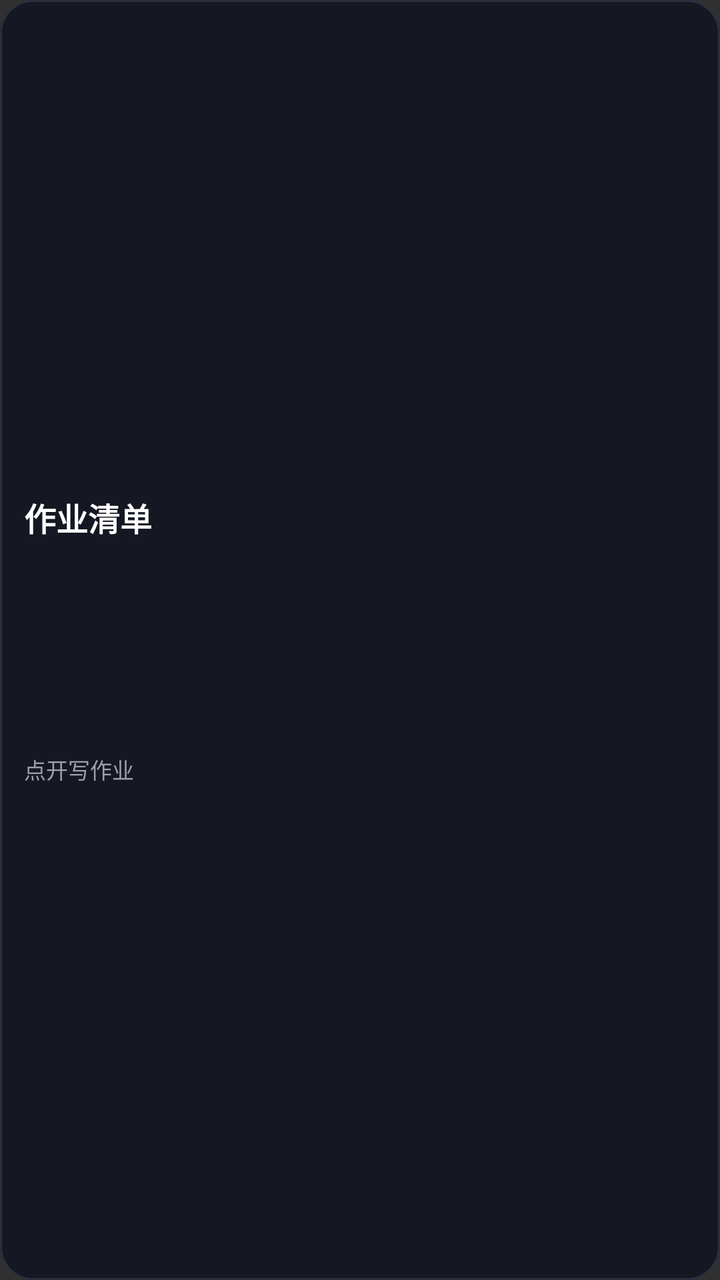
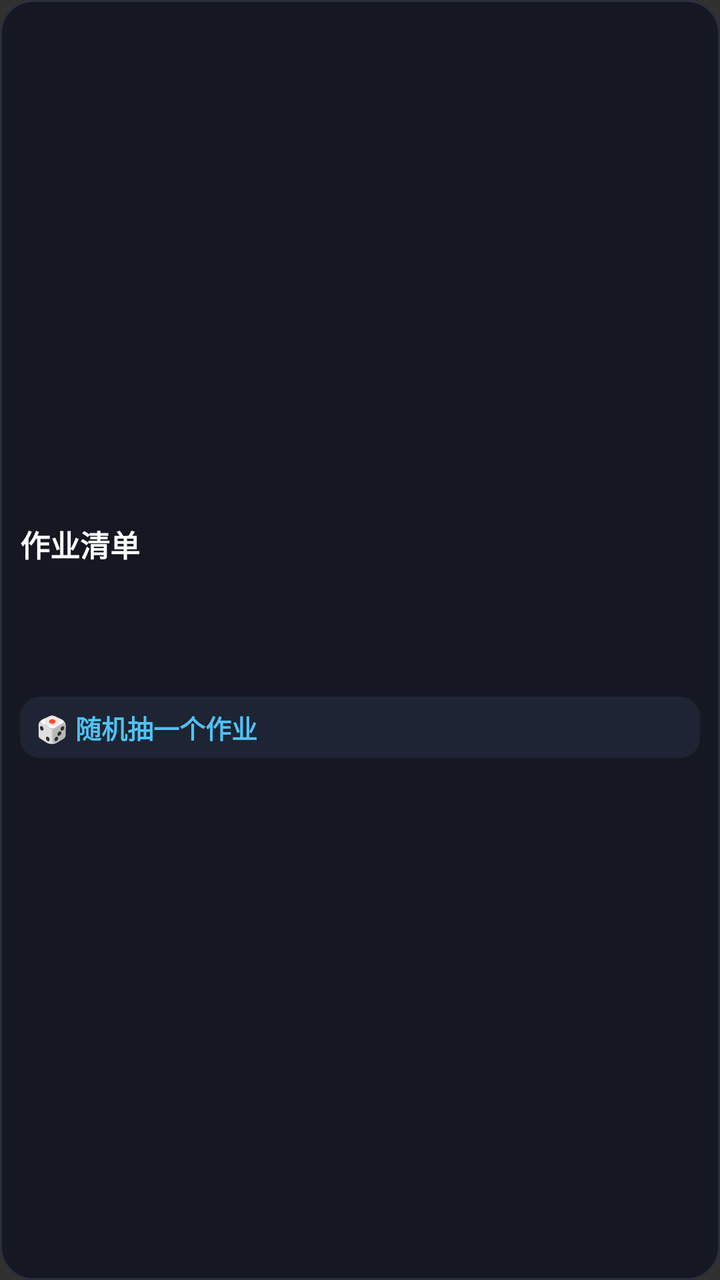

An Android layout rendered at two revisions. The XML below is the earlier revision; the diff shows what the commit changed to produce the second picture.
<!-- AndroidManifest.xml: application theme android:Theme.Material.NoActionBar -->
<!-- res/layout/widget_layout.xml -->
<?xml version="1.0" encoding="utf-8"?>
<LinearLayout xmlns:android="http://schemas.android.com/apk/res/android"
    android:id="@+id/widget_root"
    android:layout_width="match_parent"
    android:layout_height="match_parent"
    android:orientation="vertical"
    android:background="@drawable/widget_bg"
    android:padding="12dp"
    android:gravity="center_vertical">

    <TextView
        android:id="@+id/w_title"
        android:layout_width="match_parent"
        android:layout_height="wrap_content"
        android:textColor="#FFFFFF"
        android:textSize="16sp"
        android:textStyle="bold"
        android:maxLines="1"
        android:ellipsize="end"
        android:text="作业清单" />

    <TextView
        android:id="@+id/w_i1"
        android:layout_width="match_parent"
        android:layout_height="wrap_content"
        android:textColor="#E8E8E8"
        android:textSize="13sp"
        android:maxLines="1"
        android:ellipsize="end"
        android:text="" />

    <TextView
        android:id="@+id/w_i2"
        android:layout_width="match_parent"
        android:layout_height="wrap_content"
        android:textColor="#E8E8E8"
        android:textSize="13sp"
        android:maxLines="1"
        android:ellipsize="end"
        android:text="" />

    <TextView
        android:id="@+id/w_i3"
        android:layout_width="match_parent"
        android:layout_height="wrap_content"
        android:textColor="#E8E8E8"
        android:textSize="13sp"
        android:maxLines="1"
        android:ellipsize="end"
        android:text="" />

    <TextView
        android:id="@+id/w_i4"
        android:layout_width="match_parent"
        android:layout_height="wrap_content"
        android:textColor="#E8E8E8"
        android:textSize="13sp"
        android:maxLines="1"
        android:ellipsize="end"
        android:text="" />

    <TextView
        android:id="@+id/w_i5"
        android:layout_width="match_parent"
        android:layout_height="wrap_content"
        android:textColor="#E8E8E8"
        android:textSize="13sp"
        android:maxLines="1"
        android:ellipsize="end"
        android:text="" />

    <TextView
        android:id="@+id/w_i6"
        android:layout_width="match_parent"
        android:layout_height="wrap_content"
        android:textColor="#E8E8E8"
        android:textSize="13sp"
        android:maxLines="1"
        android:ellipsize="end"
        android:text="" />

    <TextView
        android:id="@+id/w_more"
        android:layout_width="match_parent"
        android:layout_height="wrap_content"
        android:textColor="#9AA0A6"
        android:textSize="11sp"
        android:maxLines="1"
        android:ellipsize="end"
        android:text="点开写作业" />
</LinearLayout>
<!-- resources referenced by this layout -->
<resources>
  <!-- drawable widget_bg (drawable) -->
  <?xml version="1.0" encoding="utf-8"?>
  <shape xmlns:android="http://schemas.android.com/apk/res/android"
      android:shape="rectangle">
      <solid android:color="#151823" />
      <corners android:radius="16dp" />
      <stroke android:width="1dp" android:color="#2A2F3E" />
  </shape>
</resources>

<!-- the commit's change to res/layout/widget_layout.xml (unified diff, before → after) -->
@@ -5,7 +5,7 @@
     android:layout_height="match_parent"
     android:orientation="vertical"
     android:background="@drawable/widget_bg"
-    android:padding="12dp"
+    android:padding="10dp"
     android:gravity="center_vertical">
 
     <TextView
@@ -13,7 +13,7 @@
         android:layout_width="match_parent"
         android:layout_height="wrap_content"
         android:textColor="#FFFFFF"
-        android:textSize="16sp"
+        android:textSize="15sp"
         android:textStyle="bold"
         android:maxLines="1"
         android:ellipsize="end"
@@ -24,7 +24,7 @@
         android:layout_width="match_parent"
         android:layout_height="wrap_content"
         android:textColor="#E8E8E8"
-        android:textSize="13sp"
+        android:textSize="12sp"
         android:maxLines="1"
         android:ellipsize="end"
         android:text="" />
@@ -34,7 +34,7 @@
         android:layout_width="match_parent"
         android:layout_height="wrap_content"
         android:textColor="#E8E8E8"
-        android:textSize="13sp"
+        android:textSize="12sp"
         android:maxLines="1"
         android:ellipsize="end"
         android:text="" />
@@ -44,7 +44,7 @@
         android:layout_width="match_parent"
         android:layout_height="wrap_content"
         android:textColor="#E8E8E8"
-        android:textSize="13sp"
+        android:textSize="12sp"
         android:maxLines="1"
         android:ellipsize="end"
         android:text="" />
@@ -54,38 +54,24 @@
         android:layout_width="match_parent"
         android:layout_height="wrap_content"
         android:textColor="#E8E8E8"
-        android:textSize="13sp"
+        android:textSize="12sp"
         android:maxLines="1"
         android:ellipsize="end"
         android:text="" />
 
     <TextView
-        android:id="@+id/w_i5"
+        android:id="@+id/w_random"
         android:layout_width="match_parent"
         android:layout_height="wrap_content"
-        android:textColor="#E8E8E8"
+        android:background="@drawable/widget_random_bg"
+        android:paddingTop="6dp"
+        android:paddingBottom="6dp"
+        android:paddingLeft="8dp"
+        android:paddingRight="8dp"
+        android:textColor="#4FC3F7"
         android:textSize="13sp"
-        android:maxLines="1"
+        android:textStyle="bold"
+        android:maxLines="2"
         android:ellipsize="end"
-        android:text="" />
-
-    <TextView
-        android:id="@+id/w_i6"
-        android:layout_width="match_parent"
-        android:layout_height="wrap_content"
-        android:textColor="#E8E8E8"
-        android:textSize="13sp"
-        android:maxLines="1"
-        android:ellipsize="end"
-        android:text="" />
-
-    <TextView
-        android:id="@+id/w_more"
-        android:layout_width="match_parent"
-        android:layout_height="wrap_content"
-        android:textColor="#9AA0A6"
-        android:textSize="11sp"
-        android:maxLines="1"
-        android:ellipsize="end"
-        android:text="点开写作业" />
+        android:text="🎲 随机抽一个作业" />
 </LinearLayout>
<!-- resource entries referenced after the edit -->
@@ -8,5 +8,12 @@
       <corners android:radius="16dp" />
       <stroke android:width="1dp" android:color="#2A2F3E" />
   </shape>
+  <!-- drawable widget_random_bg (drawable) -->
+  <?xml version="1.0" encoding="utf-8"?>
+  <shape xmlns:android="http://schemas.android.com/apk/res/android"
+      android:shape="rectangle">
+      <solid android:color="#1E2433" />
+      <corners android:radius="10dp" />
+  </shape>
 </resources>
 
